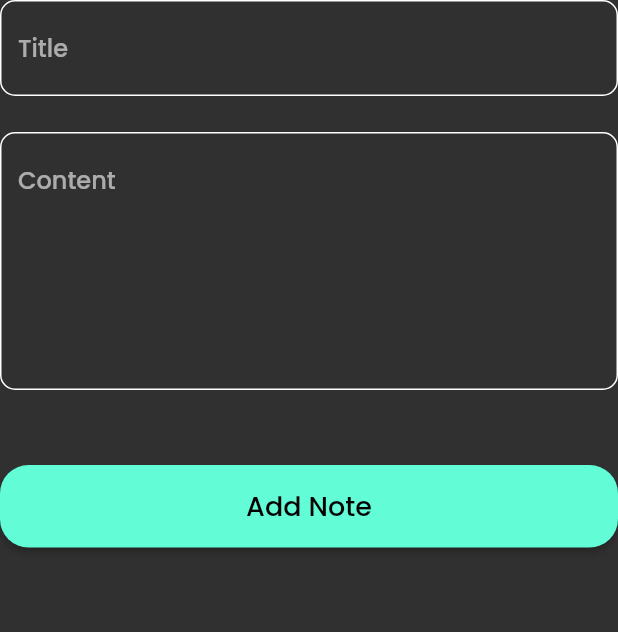
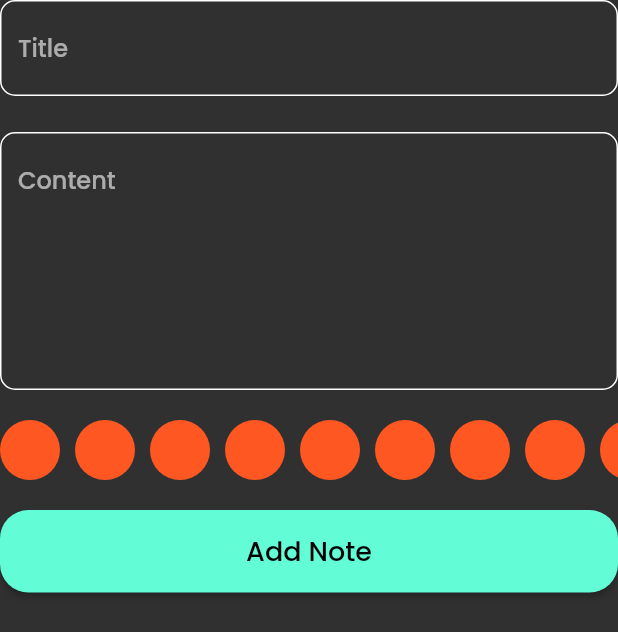
Before and after one commit to OmarAmeer96/notes_app, a Flutter app: the AddNoteForm widget shown alone on an empty page, opened directly, on a phone screen of 412 x 824 dp. Shown: the top 632 px of the screen. Run offline on Flutter 3.47's test engine with Material 2 defaults, Android fonts, the phone set to English and light mode, and no system bars; our stand-ins replace bloc, flutter_bloc, font_awesome_flutter, hive, hive_flutter; accounts and stored records are empty.

Commit message:
Added the color picker ui

```diff
--- a/lib/views/widgets/add_note_form.dart
+++ b/lib/views/widgets/add_note_form.dart
@@ -2,6 +2,7 @@ import 'package:flutter/material.dart';
 import 'package:flutter_bloc/flutter_bloc.dart';
 import 'package:notes_app/cubits/add_note_cubit/add_note_cubit.dart';
 import 'package:notes_app/models/models/note_model.dart';
+import 'colors_list_view.dart';
 import 'custom_main_button.dart';
 import 'custom_text_field.dart';
 import 'package:intl/intl.dart';
@@ -44,7 +45,14 @@ class _AddNoteFormState extends State<AddNoteForm> {
             maxLines: 6,
           ),
           const SizedBox(
-            height: 50,
+            height: 20,
+          ),
+          const SizedBox(
+            height: 40,
+            child: ColorsListView(),
+          ),
+          const SizedBox(
+            height: 20,
           ),
           CustomMainButton(
             text: "Add Note",
--- /dev/null
+++ b/lib/views/widgets/color_item.dart
@@ -0,0 +1,12 @@
+import 'package:flutter/material.dart';
+
+class ColorItem extends StatelessWidget {
+  const ColorItem({super.key});
+
+  @override
+  Widget build(BuildContext context) {
+    return const CircleAvatar(
+      backgroundColor: Colors.deepOrange,
+    );
+  }
+}
--- /dev/null
+++ b/lib/views/widgets/colors_list_view.dart
@@ -0,0 +1,22 @@
+import 'package:flutter/material.dart';
+
+import 'color_item.dart';
+
+class ColorsListView extends StatelessWidget {
+  const ColorsListView({super.key});
+
+  @override
+  Widget build(BuildContext context) {
+    return ListView.builder(
+      physics: const BouncingScrollPhysics(),
+      itemCount: 10,
+      scrollDirection: Axis.horizontal,
+      itemBuilder: (context, index) {
+        return const Padding(
+          padding: EdgeInsets.only(right: 10),
+          child: ColorItem(),
+        );
+      },
+    );
+  }
+}
```
